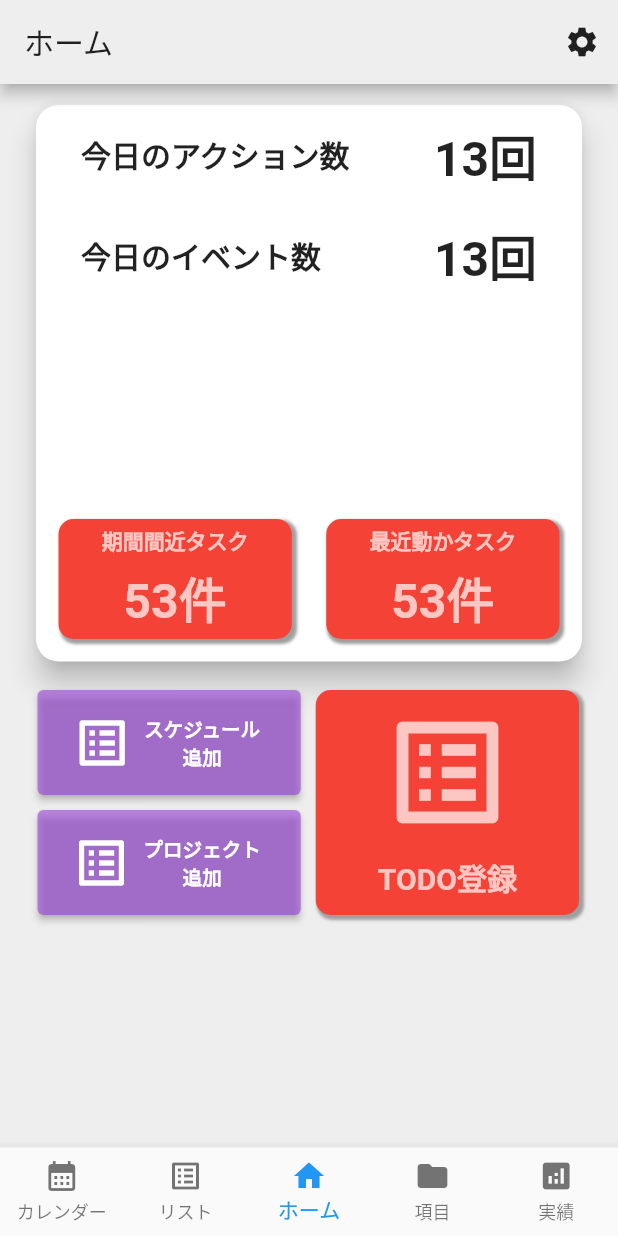
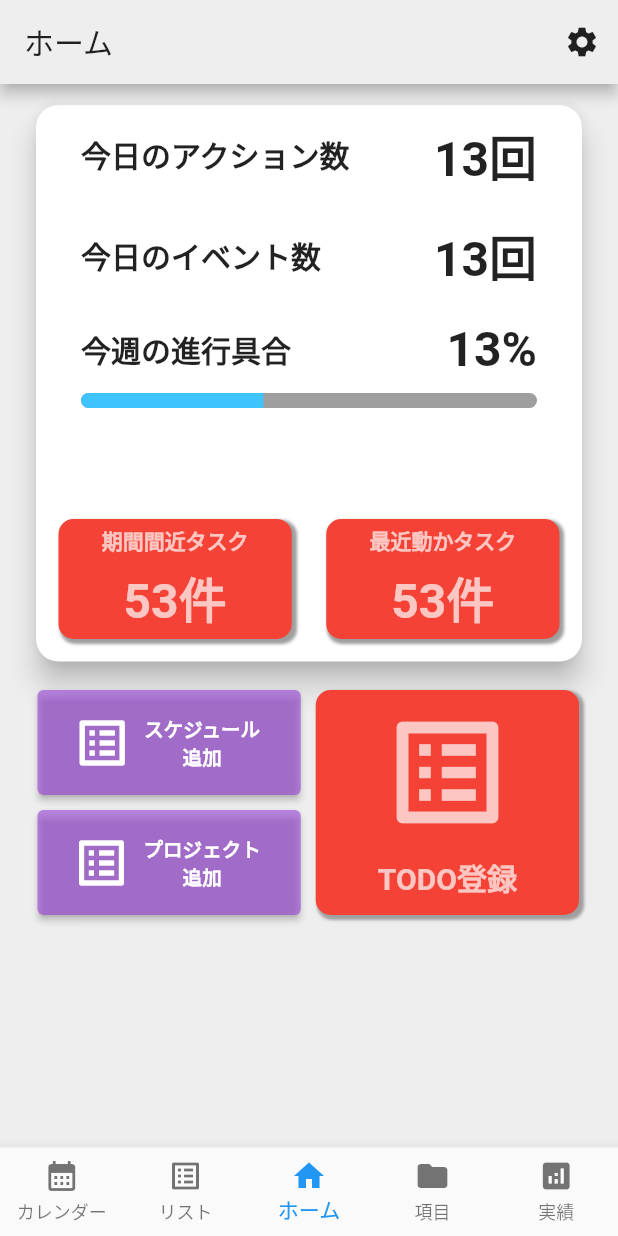
Before and after one commit to syasuki/project_manage, a Flutter app: the screen it shows after launch, on a phone screen of 412 x 824 dp. Run offline on Flutter 3.47's test engine with Material 2 defaults, Android fonts, the phone set to English and light mode, and no system bars; our stand-ins replace awesome_dialog, fl_chart, flutter_hooks, flutter_riverpod, hooks_riverpod, sqflite and 2 more; missing offline and left inert: dart:html; accounts and stored records are empty; Roboto replaces fonts that are missing (Helvetica Neue).

```diff
--- a/lib/view/home_view.dart
+++ b/lib/view/home_view.dart
@@ -116,6 +116,46 @@ class Home extends HookConsumerWidget {
                                   )
                                 ]),
                           ),
+                          Padding(
+                            padding: EdgeInsets.symmetric(
+                                horizontal: 30, vertical: 10),
+                            child: Row(
+                                mainAxisAlignment:
+                                MainAxisAlignment.spaceBetween,
+                                children: [
+                                  Text(
+                                    "今週の進行具合",
+                                    textAlign: TextAlign.center,
+                                    style: TextStyle(
+                                      fontSize: 20,
+                                      fontWeight: FontWeight.bold,
+                                      fontFamily: 'Helvetica Neue',
+                                    ),
+                                  ),
+                                  Text(
+                                    "13%",
+                                    style: TextStyle(
+                                      fontSize: 32,
+                                      fontWeight: FontWeight.bold,
+                                      fontFamily: 'Helvetica Neue',
+                                    ),
+                                  )
+                                ]),
+                          ),
+                          Padding(
+                            padding: EdgeInsets.symmetric(
+                                horizontal: 30, vertical: 0),
+                            child: ClipRRect(
+                              borderRadius: BorderRadius.all(Radius.circular(30)),
+                              child: LinearProgressIndicator(
+                                backgroundColor: Colors.grey,
+                                valueColor: new AlwaysStoppedAnimation<Color>(Colors.lightBlueAccent),
+                                minHeight: 10,
+                                value: 0.4,
+                              ),
+                            ),
+                          ),
+
                           Spacer(),
                           Padding(
                             padding: EdgeInsets.symmetric(
```
